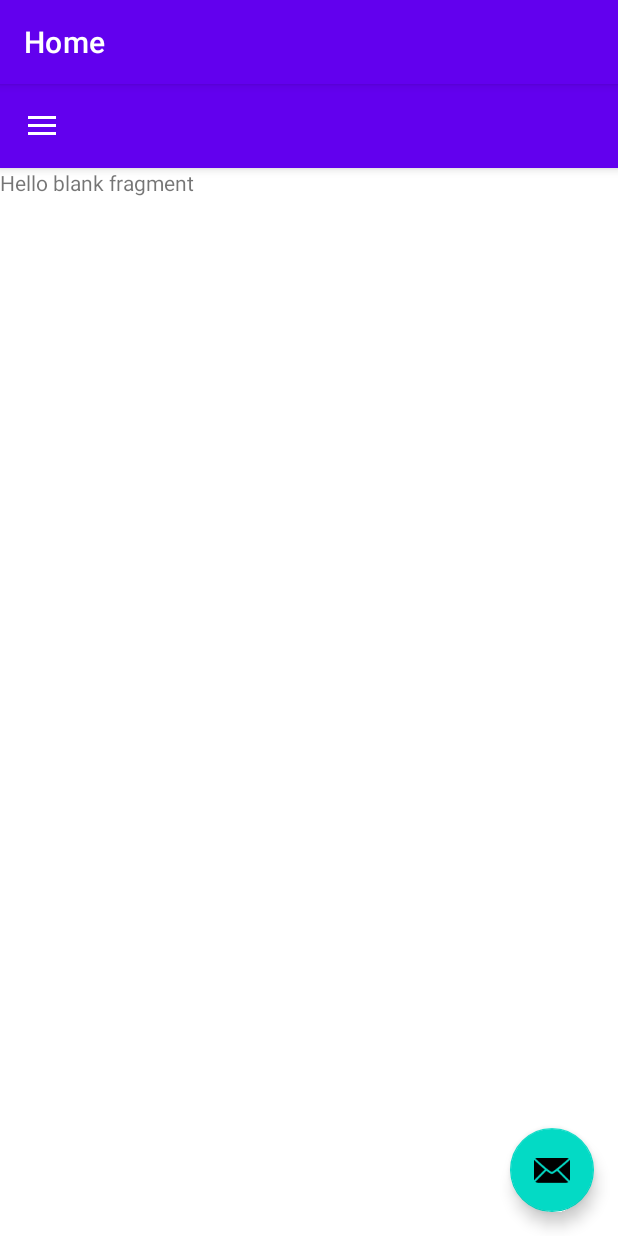
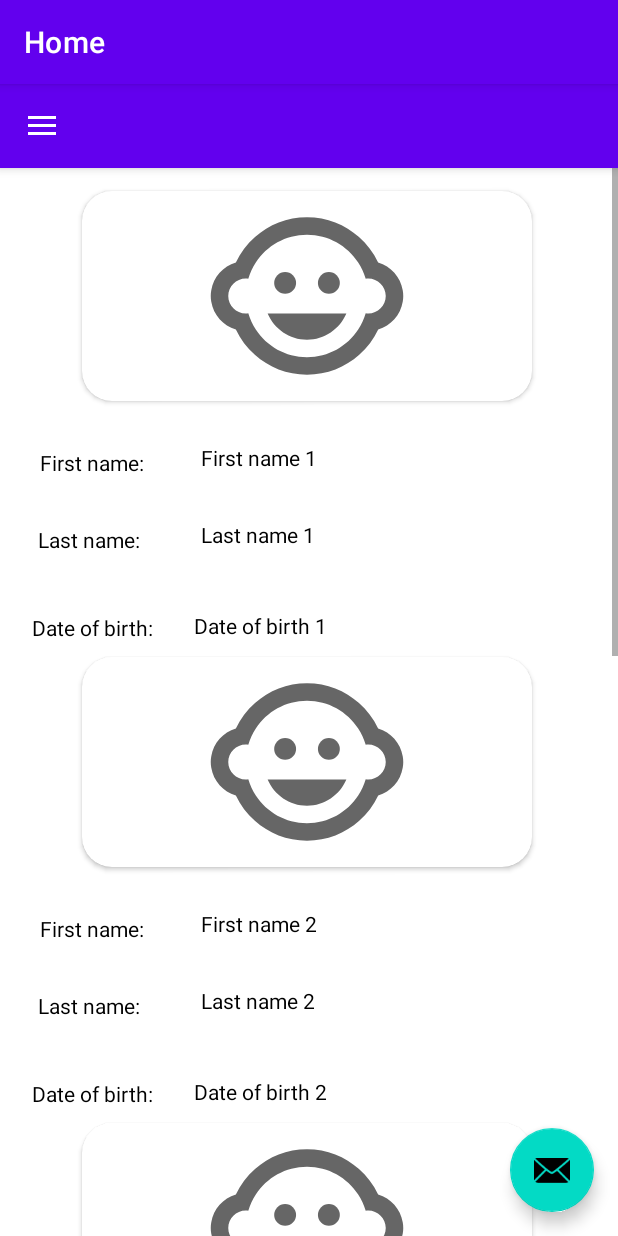
Before and after one commit to kclaudeeager/maternally_app, an Android app: the fragment Kids_details_fragment placed in its activity, on a phone screen of 412 x 824 dp. Run offline under Robolectric (Android 15) with nearby library versions, the phone set to English and light mode, and no system bars; our stand-ins replace navigation-ui; network calls fail; pictures from the network do not load; 2 statements that could not run were skipped.

Commit message:
Kids details

```diff
--- a/app/src/main/java/com/example/navigationdrawerapp/ui/kids/Kids_details_fragment.java
+++ b/app/src/main/java/com/example/navigationdrawerapp/ui/kids/Kids_details_fragment.java
@@ -2,13 +2,20 @@ package com.example.navigationdrawerapp.ui.kids;
 
 import android.os.Bundle;
 
+import androidx.appcompat.widget.LinearLayoutCompat;
 import androidx.fragment.app.Fragment;
 
+import android.view.Gravity;
 import android.view.LayoutInflater;
 import android.view.View;
 import android.view.ViewGroup;
+import android.widget.TextView;
 
 import com.example.navigationdrawerapp.R;
+import com.example.navigationdrawerapp.databinding.FragmentGalleryBinding;
+import com.example.navigationdrawerapp.databinding.FragmentKidsDetailsFragmentBinding;
+
+import java.util.zip.Inflater;
 
 /**
  * A simple {@link Fragment} subclass.
@@ -25,7 +32,8 @@ public class Kids_details_fragment extends Fragment {
     // TODO: Rename and change types of parameters
     private String mParam1;
     private String mParam2;
-
+    private FragmentKidsDetailsFragmentBinding binding;
+    LinearLayoutCompat linearLayoutCompat;
     public Kids_details_fragment() {
         // Required empty public constructor
     }
@@ -61,6 +69,24 @@ public class Kids_details_fragment extends Fragment {
     public View onCreateView(LayoutInflater inflater, ViewGroup container,
                              Bundle savedInstanceState) {
         // Inflate the layout for this fragment
-        return inflater.inflate(R.layout.fragment_kids_details_fragment, container, false);
+        binding = FragmentKidsDetailsFragmentBinding.inflate(inflater, container, false);
+        View root=binding.getRoot();
+        linearLayoutCompat=binding.kidLinearLayout;
+        LayoutInflater kidsDetailInflater=LayoutInflater.from(getContext());
+       linearLayoutCompat.setGravity(Gravity.CENTER);
+
+       int i=0;
+       while (i<5) {
+           View kidsDetailsView= kidsDetailInflater.inflate(R.layout.kids_details, container,false);
+           TextView firstnameView=kidsDetailsView.findViewById(R.id.first_name);
+           TextView lastnameView=kidsDetailsView.findViewById(R.id.lastname);
+           TextView dateOfBirthView=kidsDetailsView.findViewById(R.id.birthDate);
+           firstnameView.setText("First name "+(i+1));
+           lastnameView.setText("Last name "+(i+1));
+           dateOfBirthView.setText("Date of birth "+(i+1));
+           linearLayoutCompat.addView(kidsDetailsView);
+           i++;
+       }
+        return root;
     }
 }
--- a/app/src/main/res/layout/fragment_kids_details_fragment.xml
+++ b/app/src/main/res/layout/fragment_kids_details_fragment.xml
@@ -4,11 +4,18 @@
     android:layout_width="match_parent"
     android:layout_height="match_parent"
     tools:context=".ui.kids.Kids_details_fragment">
+<ScrollView
+    android:layout_width="match_parent"
+    android:layout_height="match_parent">
+    <androidx.appcompat.widget.LinearLayoutCompat
+        android:layout_width="match_parent"
+        android:orientation="vertical"
+        android:id="@+id/kidLinearLayout"
+        android:layout_margin="5dp"
+        android:layout_height="match_parent">
 
-    <!-- TODO: Update blank fragment layout -->
-    <TextView
-        android:layout_width="match_parent"
-        android:layout_height="match_parent"
-        android:text="@string/hello_blank_fragment" />
+    </androidx.appcompat.widget.LinearLayoutCompat>
+
+</ScrollView>
 
 </FrameLayout>
--- /dev/null
+++ b/app/src/main/res/layout/kids_details.xml
@@ -0,0 +1,101 @@
+<?xml version="1.0" encoding="utf-8"?>
+<androidx.constraintlayout.widget.ConstraintLayout xmlns:android="http://schemas.android.com/apk/res/android"
+    xmlns:app="http://schemas.android.com/apk/res-auto"
+    xmlns:tools="http://schemas.android.com/tools"
+    android:layout_width="match_parent"
+    android:id="@+id/kidsDetailsLayout"
+    android:layout_height="match_parent">
+
+    <androidx.cardview.widget.CardView
+        android:id="@+id/cardView"
+        android:layout_width="300dp"
+        android:layout_height="140dp"
+        android:layout_centerHorizontal="true"
+        android:layout_marginTop="10dp"
+        android:elevation="0dp"
+        android:padding="10dp"
+        app:cardCornerRadius="20dp"
+        app:layout_constraintEnd_toEndOf="parent"
+        app:layout_constraintHorizontal_bias="0.49"
+        app:layout_constraintStart_toStartOf="parent"
+        app:layout_constraintTop_toTopOf="parent">
+
+        <ImageView
+            android:id="@+id/kid_image"
+            android:layout_width="match_parent"
+            android:layout_height="match_parent"
+            android:src="@drawable/child_icon" />
+    </androidx.cardview.widget.CardView>
+
+    <TextView
+        android:id="@+id/textView2"
+        android:layout_width="wrap_content"
+        android:layout_height="wrap_content"
+        android:layout_marginStart="21dp"
+        android:layout_marginTop="31dp"
+        android:textColor="@color/black"
+        android:text="First name:"
+        app:layout_constraintStart_toStartOf="parent"
+        app:layout_constraintTop_toBottomOf="@+id/cardView" />
+
+    <TextView
+        android:id="@+id/first_name"
+        android:layout_width="203dp"
+        android:layout_height="wrap_content"
+        android:layout_marginStart="38dp"
+        android:layout_marginTop="28dp"
+        android:layout_marginEnd="224dp"
+        android:textColor="@color/black"
+        app:layout_constraintEnd_toEndOf="parent"
+        app:layout_constraintHorizontal_bias="0.0"
+        app:layout_constraintStart_toEndOf="@+id/textView2"
+        app:layout_constraintTop_toBottomOf="@+id/cardView" />
+
+    <TextView
+        android:id="@+id/textView6"
+        android:layout_width="wrap_content"
+        android:layout_height="wrap_content"
+        android:layout_marginStart="20dp"
+        android:layout_marginTop="32dp"
+        android:text="Last name:"
+        android:textColor="@color/black"
+        app:layout_constraintStart_toStartOf="parent"
+        app:layout_constraintTop_toBottomOf="@+id/textView2" />
+
+    <TextView
+        android:id="@+id/lastname"
+        android:layout_width="203dp"
+        android:layout_height="wrap_content"
+        android:layout_marginStart="52dp"
+        android:layout_marginTop="32dp"
+        android:layout_marginEnd="212dp"
+        android:textColor="@color/black"
+        app:layout_constraintEnd_toEndOf="parent"
+        app:layout_constraintHorizontal_bias="0.075"
+        app:layout_constraintStart_toEndOf="@+id/textView6"
+        app:layout_constraintTop_toBottomOf="@+id/first_name" />
+
+    <TextView
+        android:id="@+id/textView8"
+        android:textColor="@color/black"
+        android:layout_width="wrap_content"
+        android:layout_height="wrap_content"
+        android:layout_marginStart="16dp"
+        android:layout_marginTop="39dp"
+        android:text="Date of birth:"
+        app:layout_constraintStart_toStartOf="parent"
+        app:layout_constraintTop_toBottomOf="@+id/textView6" />
+
+    <TextView
+        android:id="@+id/birthDate"
+        android:layout_width="203dp"
+        android:textColor="@color/black"
+        android:layout_height="wrap_content"
+        android:layout_marginStart="32dp"
+        android:layout_marginTop="41dp"
+        android:layout_marginEnd="79dp"
+        app:layout_constraintEnd_toEndOf="parent"
+        app:layout_constraintStart_toEndOf="@+id/textView8"
+        app:layout_constraintTop_toBottomOf="@+id/lastname" />
+
+</androidx.constraintlayout.widget.ConstraintLayout>
```
